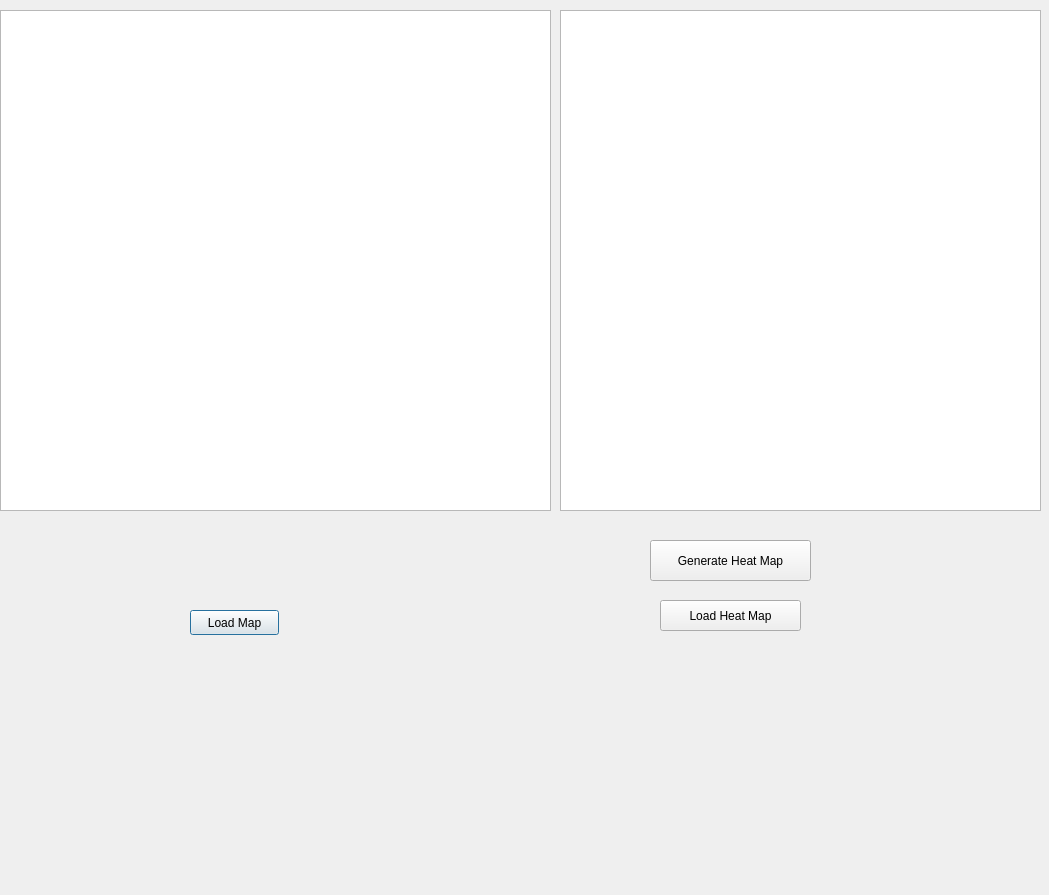
First picture: the form in uis/simulator.ui, repository sharanjeetsinghmago/online_reward_shaping, before the edit.
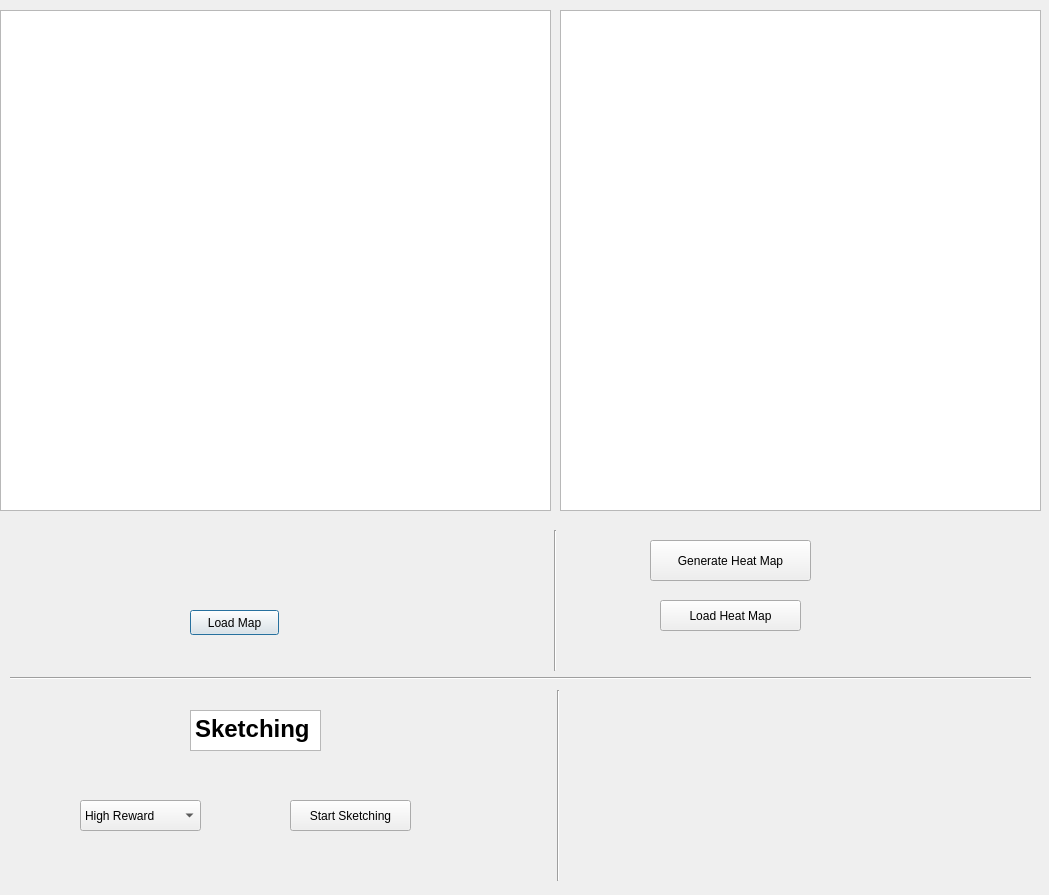
Second picture: the form after the edit.

Patch:
```diff
--- a/uis/simulator.ui
+++ b/uis/simulator.ui
@@ -85,6 +85,95 @@
     <string>Generate Heat Map</string>
    </property>
   </widget>
+  <widget class="QPushButton" name="pushButton">
+   <property name="geometry">
+    <rect>
+     <x>290</x>
+     <y>800</y>
+     <width>121</width>
+     <height>31</height>
+    </rect>
+   </property>
+   <property name="text">
+    <string>Start Sketching</string>
+   </property>
+  </widget>
+  <widget class="Line" name="line">
+   <property name="geometry">
+    <rect>
+     <x>10</x>
+     <y>670</y>
+     <width>1021</width>
+     <height>16</height>
+    </rect>
+   </property>
+   <property name="orientation">
+    <enum>Qt::Horizontal</enum>
+   </property>
+  </widget>
+  <widget class="Line" name="line_2">
+   <property name="geometry">
+    <rect>
+     <x>540</x>
+     <y>530</y>
+     <width>31</width>
+     <height>141</height>
+    </rect>
+   </property>
+   <property name="orientation">
+    <enum>Qt::Vertical</enum>
+   </property>
+  </widget>
+  <widget class="Line" name="line_3">
+   <property name="geometry">
+    <rect>
+     <x>550</x>
+     <y>690</y>
+     <width>16</width>
+     <height>191</height>
+    </rect>
+   </property>
+   <property name="orientation">
+    <enum>Qt::Vertical</enum>
+   </property>
+  </widget>
+  <widget class="QComboBox" name="comboBox">
+   <property name="geometry">
+    <rect>
+     <x>80</x>
+     <y>800</y>
+     <width>121</width>
+     <height>31</height>
+    </rect>
+   </property>
+   <item>
+    <property name="text">
+     <string>High Reward</string>
+    </property>
+   </item>
+   <item>
+    <property name="text">
+     <string>Low Reward</string>
+    </property>
+   </item>
+  </widget>
+  <widget class="QTextBrowser" name="textBrowser">
+   <property name="geometry">
+    <rect>
+     <x>190</x>
+     <y>710</y>
+     <width>131</width>
+     <height>41</height>
+    </rect>
+   </property>
+   <property name="html">
+    <string>&lt;!DOCTYPE HTML PUBLIC &quot;-//W3C//DTD HTML 4.0//EN&quot; &quot;http://www.w3.org/TR/REC-html40/strict.dtd&quot;&gt;
+&lt;html&gt;&lt;head&gt;&lt;meta name=&quot;qrichtext&quot; content=&quot;1&quot; /&gt;&lt;style type=&quot;text/css&quot;&gt;
+p, li { white-space: pre-wrap; }
+&lt;/style&gt;&lt;/head&gt;&lt;body style=&quot; font-family:'Ubuntu'; font-size:11pt; font-weight:400; font-style:normal;&quot;&gt;
+&lt;p style=&quot; margin-top:0px; margin-bottom:0px; margin-left:0px; margin-right:0px; -qt-block-indent:0; text-indent:0px;&quot;&gt;&lt;span style=&quot; font-size:18pt; font-weight:600;&quot;&gt;Sketching&lt;/span&gt;&lt;/p&gt;&lt;/body&gt;&lt;/html&gt;</string>
+   </property>
+  </widget>
  </widget>
  <resources/>
  <connections/>
```
